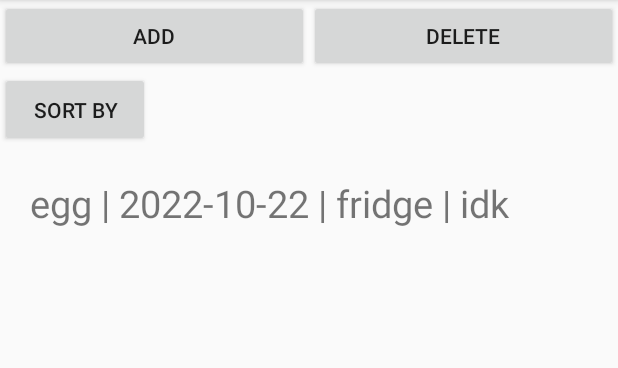
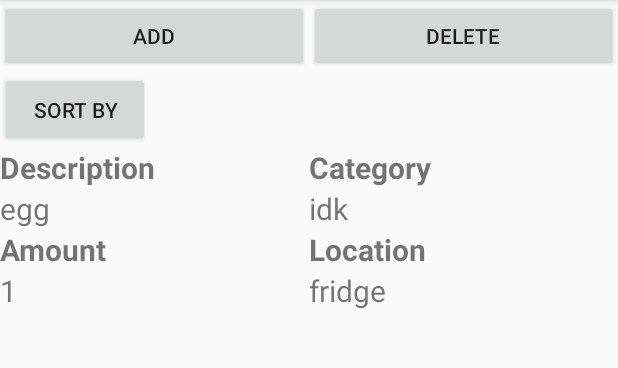
Before and after one commit to CMPUT301F22T24/Team24App, an Android app: the IngredientsActivity screen opened directly, with no data from a screen before it, on a phone screen of 412 x 824 dp, the part 84-452 px from its top. Run offline under Robolectric (Android 15) with nearby library versions, the phone set to English and light mode, and no system bars.

Commit message:
added custom adapter for Ingredient. changed int to Integer in Ingredient to use toString()

```diff
--- a/code/app/src/main/java/com/example/cookingapp/Ingredient.java
+++ b/code/app/src/main/java/com/example/cookingapp/Ingredient.java
@@ -9,11 +9,11 @@ public class Ingredient {
     private String description;
     private Date bestBeforeDate;
     private String location;
-    private int amount;
+    private Integer amount;
     private String unit;
     private String category;
 
-    public Ingredient(String description, Date bestBeforeDate, String location, int amount, String unit, String category) {
+    public Ingredient(String description, Date bestBeforeDate, String location, Integer amount, String unit, String category) {
         this.description = description;
         this.bestBeforeDate = bestBeforeDate;
         this.location = location;
@@ -22,7 +22,7 @@ public class Ingredient {
         this.category = category;
     }
 
-    public Ingredient(String description, String location, int amount, String unit, String category) {
+    public Ingredient(String description, String location, Integer amount, String unit, String category) {
         this.description = description;
         this.bestBeforeDate = null;
         this.location = location;
@@ -71,11 +71,11 @@ public class Ingredient {
         this.location = location;
     }
 
-    public int getAmount() {
+    public Integer getAmount() {
         return amount;
     }
 
-    public void setAmount(int amount) {
+    public void setAmount(Integer amount) {
         this.amount = amount;
     }
 
--- /dev/null
+++ b/code/app/src/main/java/com/example/cookingapp/IngredientAdapter.java
@@ -0,0 +1,54 @@
+package com.example.cookingapp;
+
+import android.content.Context;
+import android.view.LayoutInflater;
+import android.view.View;
+import android.view.ViewGroup;
+import android.widget.ArrayAdapter;
+import android.widget.TextView;
+
+import androidx.annotation.NonNull;
+import androidx.annotation.Nullable;
+
+import java.util.ArrayList;
+
+public class IngredientAdapter extends ArrayAdapter<Ingredient> {
+
+    private ArrayList<Ingredient> ingredientList;
+    private Context context;
+
+    public IngredientAdapter(@NonNull Context context, ArrayList<Ingredient> ingredientList) {
+        super(context, 0, ingredientList);
+        this.context = context;
+        this.ingredientList = ingredientList;
+    }
+
+    @NonNull
+    @Override
+    public View getView(int position, @Nullable View convertView, @NonNull ViewGroup parent) {
+        View view = convertView;
+
+        if(view == null) {
+            view = LayoutInflater.from(context)
+                    .inflate(R.layout.ingredient_list_item, parent, false);
+        }
+
+        Ingredient ingredient = ingredientList.get(position);
+
+
+        TextView ingredientDescription = view.findViewById(R.id.ingredient_list_item_description);
+        TextView ingredientCategory = view.findViewById(R.id.ingredient_list_item_category);
+        TextView ingredientLocation = view.findViewById(R.id.ingredient_list_item_location);
+        TextView ingredientAmount = view.findViewById(R.id.ingredient_list_item_amount);
+
+
+        ingredientDescription.setText(ingredient.getDescription());
+
+        ingredientCategory.setText(ingredient.getCategory());
+
+        ingredientLocation.setText(ingredient.getLocation());
+
+        ingredientAmount.setText(ingredient.getAmount().toString());
+        return view;
+    }
+}
--- a/code/app/src/main/java/com/example/cookingapp/IngredientsActivity.java
+++ b/code/app/src/main/java/com/example/cookingapp/IngredientsActivity.java
@@ -20,7 +20,7 @@ public class IngredientsActivity extends AppCompatActivity {
     int position = -1; // for item selection and deletion
     ListView ingredientListView;
     ArrayList<Ingredient> ingredientList;
-    ArrayAdapter<Ingredient> ingredientAdapter;
+    IngredientAdapter ingredientAdapter;
     @Override
     protected void onCreate(Bundle savedInstanceState) {
 
@@ -28,7 +28,7 @@ public class IngredientsActivity extends AppCompatActivity {
         setContentView(R.layout.activity_ingredient_list);
         ingredientListView = findViewById(R.id.ingredient_list);
         ingredientList = new ArrayList<>();
-        ingredientAdapter = new ArrayAdapter<>(this, R.layout.content, R.id.textView, ingredientList);
+        ingredientAdapter = new IngredientAdapter(this, ingredientList);
         ingredientListView.setAdapter(ingredientAdapter);
 
         // adding an egg ingredient to make sure everything works
--- a/code/app/src/main/res/layout/content.xml
+++ /dev/null
@@ -1,14 +0,0 @@
-<?xml version="1.0" encoding="utf-8"?>
-<LinearLayout xmlns:android="http://schemas.android.com/apk/res/android"
-    android:layout_width="match_parent"
-    android:layout_height="match_parent"
-    android:orientation="vertical">
-
-    <TextView
-        android:id="@+id/textView"
-        android:layout_width="match_parent"
-        android:layout_height="wrap_content"
-        android:padding="20dp"
-        android:textSize="25sp"
-        android:text="TextView" />
-</LinearLayout>
--- /dev/null
+++ b/code/app/src/main/res/layout/ingredient_list_item.xml
@@ -0,0 +1,121 @@
+<?xml version="1.0" encoding="utf-8"?>
+
+<LinearLayout
+    xmlns:android="http://schemas.android.com/apk/res/android"
+    android:layout_width="match_parent"
+    android:layout_height="wrap_content"
+    android:orientation="vertical"
+    android:layout_centerHorizontal="true">
+
+    <LinearLayout
+        android:layout_width="match_parent"
+        android:layout_height="wrap_content"
+        android:orientation="horizontal">
+
+        <LinearLayout
+            android:layout_width="0dp"
+            android:layout_height="wrap_content"
+            android:orientation="vertical"
+            android:layout_weight="2">
+
+            <TextView
+                android:layout_width="match_parent"
+                android:layout_height="wrap_content"
+                android:layout_weight="1"
+                android:text="Description"
+                android:textStyle="bold"
+                android:textSize="20sp" />
+
+            <TextView
+                android:id="@+id/ingredient_list_item_description"
+                android:layout_width="match_parent"
+                android:layout_height="wrap_content"
+                android:layout_weight="1"
+                android:text="Banana"
+                android:textSize="20sp" />
+
+        </LinearLayout>
+
+        <LinearLayout
+            android:layout_width="0dp"
+            android:layout_height="wrap_content"
+            android:orientation="vertical"
+            android:layout_weight="2">
+
+            <TextView
+                android:layout_width="match_parent"
+                android:layout_height="wrap_content"
+                android:layout_weight="1"
+                android:text="Category"
+                android:textStyle="bold"
+                android:textSize="20sp" />
+
+            <TextView
+                android:id="@+id/ingredient_list_item_category"
+                android:layout_width="match_parent"
+                android:layout_height="wrap_content"
+                android:layout_weight="1"
+                android:text="Fruit"
+                android:textSize="20sp" />
+
+        </LinearLayout>
+
+    </LinearLayout>
+
+    <LinearLayout
+        android:layout_width="match_parent"
+        android:layout_height="wrap_content"
+        android:orientation="horizontal">
+
+        <LinearLayout
+            android:layout_width="0dp"
+            android:layout_height="wrap_content"
+            android:orientation="vertical"
+            android:layout_weight="1">
+
+            <TextView
+                android:layout_width="match_parent"
+                android:layout_height="wrap_content"
+                android:layout_weight="1"
+                android:text="Amount"
+                android:textStyle="bold"
+                android:textSize="20sp" />
+
+            <TextView
+                android:id="@+id/ingredient_list_item_amount"
+                android:layout_width="match_parent"
+                android:layout_height="wrap_content"
+                android:layout_weight="1"
+                android:text="4"
+                android:textSize="20sp" />
+
+        </LinearLayout>
+
+        <LinearLayout
+            android:layout_width="0dp"
+            android:layout_height="wrap_content"
+            android:orientation="vertical"
+            android:layout_weight="1">
+
+            <TextView
+                android:layout_width="match_parent"
+                android:layout_height="wrap_content"
+                android:layout_weight="1"
+                android:text="Location"
+                android:textStyle="bold"
+                android:textSize="20sp" />
+
+            <TextView
+                android:id="@+id/ingredient_list_item_location"
+                android:layout_width="match_parent"
+                android:layout_height="wrap_content"
+                android:layout_weight="1"
+                android:text="Pantry"
+                android:textSize="20sp" />
+
+
+        </LinearLayout>
+
+    </LinearLayout>
+
+</LinearLayout>
```
